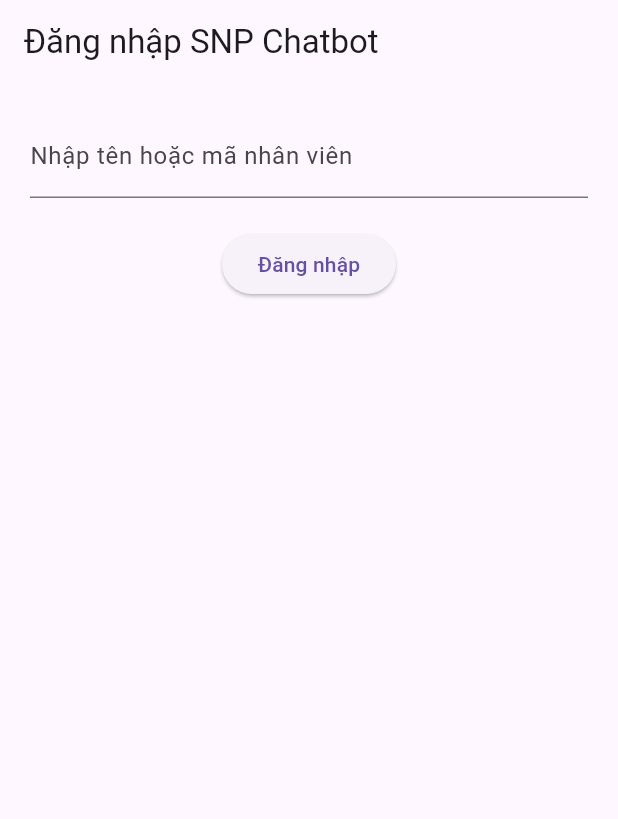
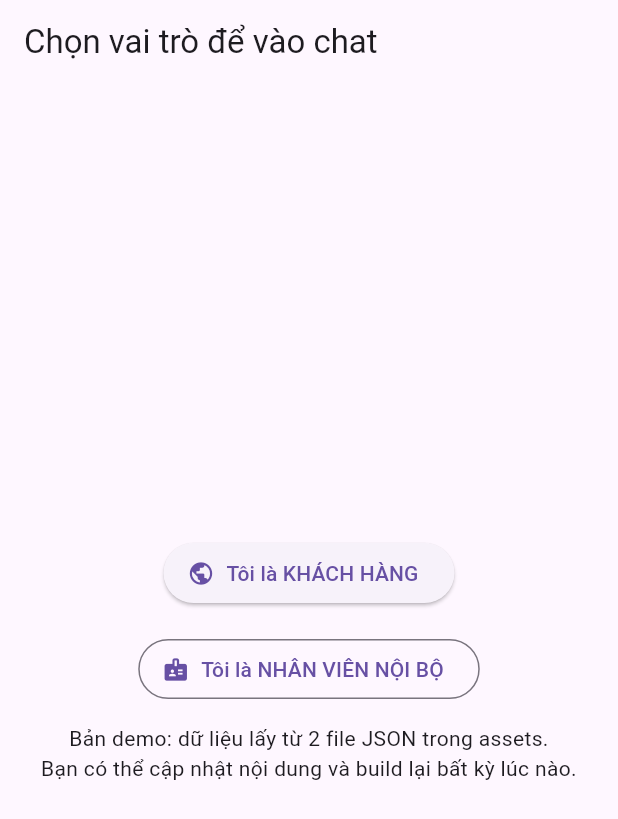
Before and after one commit to chatbotsnp/Snp-mobile, a Flutter app: the screen it shows after launch, on a phone screen of 412 x 824 dp. Shown: the top 819 px of the screen. Run offline on Flutter 3.47's test engine with Material 3 defaults, Android fonts, the phone set to English and light mode, and no system bars.

Commit message:
Update login_screen.dart

```diff
--- a/app_lib/lib/login_screen.dart
+++ b/app_lib/lib/login_screen.dart
@@ -1,43 +1,45 @@
 import 'package:flutter/material.dart';
 import 'chat_screen.dart';
+import 'qa_service.dart';
 
-class LoginScreen extends StatefulWidget {
+class LoginScreen extends StatelessWidget {
   const LoginScreen({super.key});
 
-  @override
-  State<LoginScreen> createState() => _LoginScreenState();
-}
-
-class _LoginScreenState extends State<LoginScreen> {
-  final TextEditingController _controller = TextEditingController();
-
-  void _login() {
-    Navigator.push(
-      context,
-      MaterialPageRoute(builder: (context) => ChatScreen(user: _controller.text)),
+  void _go(BuildContext context, UserRole role) {
+    Navigator.of(context).push(
+      MaterialPageRoute(builder: (_) => ChatScreen(role: role)),
     );
   }
 
   @override
   Widget build(BuildContext context) {
     return Scaffold(
-      appBar: AppBar(title: const Text("Đăng nhập SNP Chatbot")),
-      body: Padding(
-        padding: const EdgeInsets.all(20.0),
-        child: Column(
-          children: [
-            TextField(
-              controller: _controller,
-              decoration: const InputDecoration(
-                labelText: "Nhập tên hoặc mã nhân viên",
+      appBar: AppBar(title: const Text('Chọn vai trò để vào chat')),
+      body: Center(
+        child: Padding(
+          padding: const EdgeInsets.all(24),
+          child: Column(
+            mainAxisSize: MainAxisSize.min,
+            children: [
+              ElevatedButton.icon(
+                onPressed: () => _go(context, UserRole.public),
+                icon: const Icon(Icons.public),
+                label: const Text('Tôi là KHÁCH HÀNG'),
               ),
-            ),
-            const SizedBox(height: 20),
-            ElevatedButton(
-              onPressed: _login,
-              child: const Text("Đăng nhập"),
-            ),
-          ],
+              const SizedBox(height: 16),
+              OutlinedButton.icon(
+                onPressed: () => _go(context, UserRole.internal),
+                icon: const Icon(Icons.badge),
+                label: const Text('Tôi là NHÂN VIÊN NỘI BỘ'),
+              ),
+              const SizedBox(height: 12),
+              const Text(
+                'Bản demo: dữ liệu lấy từ 2 file JSON trong assets.\n'
+                'Bạn có thể cập nhật nội dung và build lại bất kỳ lúc nào.',
+                textAlign: TextAlign.center,
+              ),
+            ],
+          ),
         ),
       ),
     );
```
